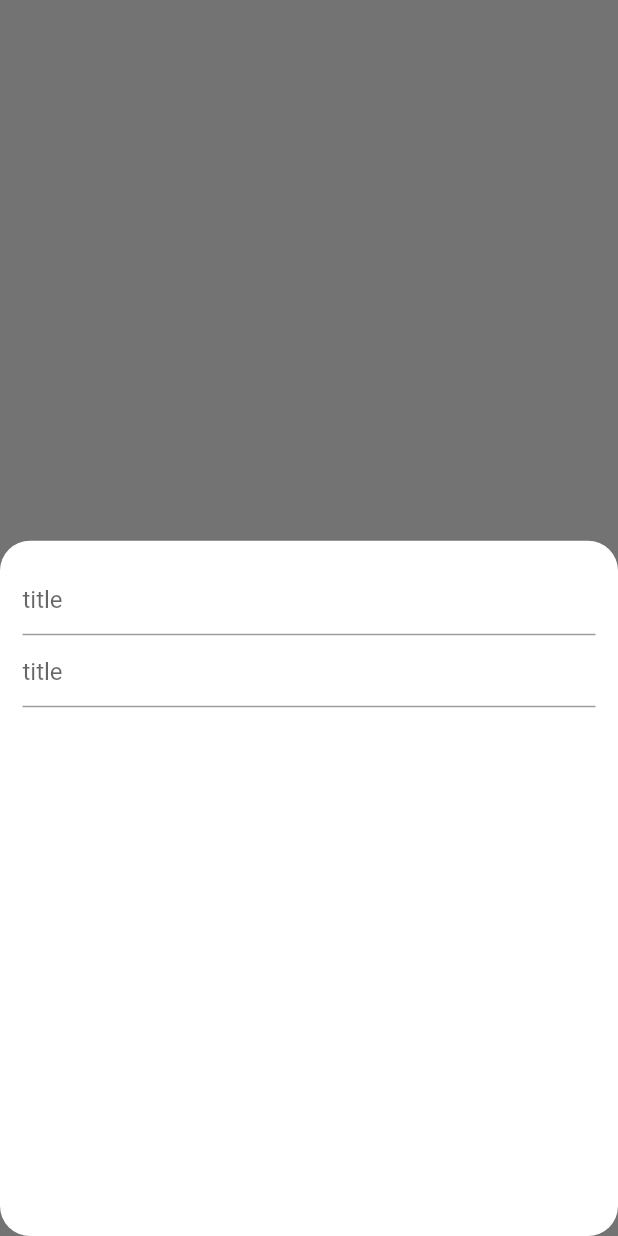
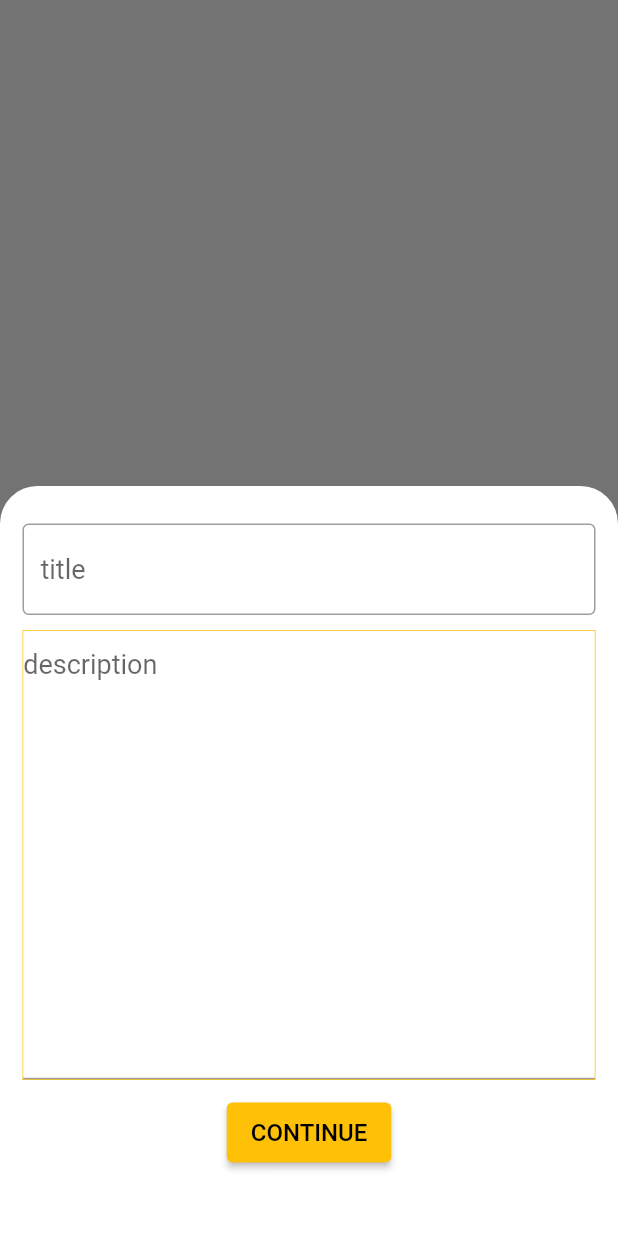
Before and after one commit to azahar24/my_diary, a Flutter app: the screen it shows after launch, after a tap on the "add" icon, on a phone screen of 412 x 824 dp. Run offline on Flutter 3.47's test engine with Material 2 defaults, Android fonts, the phone set to English and light mode, and no system bars; our stand-ins replace firebase_core, get; accounts and stored records are empty.

Commit message:
Initial commit

```diff
--- a/lib/ui/views/add_new_note.dart
+++ b/lib/ui/views/add_new_note.dart
@@ -13,26 +13,58 @@ class _AddNewNoteState extends State<AddNewNote> {
   @override
   Widget build(BuildContext context) {
     return Container(
-      padding: EdgeInsets.only(top: 15,left: 15,right: 15),
+      padding: EdgeInsets.only(top: 25, left: 15, right: 15),
+      height: 500,
       decoration: BoxDecoration(
-        borderRadius: BorderRadius.circular(20),
+        borderRadius: BorderRadius.only(
+          topLeft: Radius.circular(25),
+          topRight: Radius.circular(25),
+        ),
         color: Colors.white,
-
       ),
       child: Column(
         children: [
           TextField(
             controller: _titleController,
             decoration: InputDecoration(
-              hintText: 'title'
+              hintText: 'title',
+              hintStyle: TextStyle(
+                fontSize: 18,
+              ),
+              border: OutlineInputBorder(
+                  borderSide: BorderSide(width: 1, color: Color(0xFFC5C5C5))),
             ),
           ),
-          TextField(
-            controller: _decController,
-            decoration: InputDecoration(
-                hintText: 'title'
+          SizedBox(
+            height: 10,
+          ),
+          Container(
+            height: 300,
+            child: TextField(
+              maxLines: null,
+              expands: true,
+              controller: _decController,
+              decoration: InputDecoration(
+                hintText: 'description',
+                hintStyle: TextStyle(
+                  fontSize: 18,
+                ),
+              ),
             ),
+            decoration: BoxDecoration(
+                border: Border.all(width: 0.5, color: Colors.amber)),
           ),
+          SizedBox(
+            height: 15,
+          ),
+          Container(
+              height: 40,
+              child: ElevatedButton(
+                  onPressed: () {},
+                  child: Text(
+                    'CONTINUE',
+                    style: TextStyle(fontSize: 16),
+                  )))
         ],
       ),
     );
--- a/lib/ui/views/home_page.dart
+++ b/lib/ui/views/home_page.dart
@@ -12,6 +12,7 @@ class _HomePageState extends State<HomePage> {
     return showModalBottomSheet(
         context: context,
         backgroundColor: Colors.transparent,
+        isScrollControlled: true,
         builder: (context)=>AddNewNote()
     );
   }
```
Also changed, not shown: lib/ui/auth/login_signup_page.dart (added).
